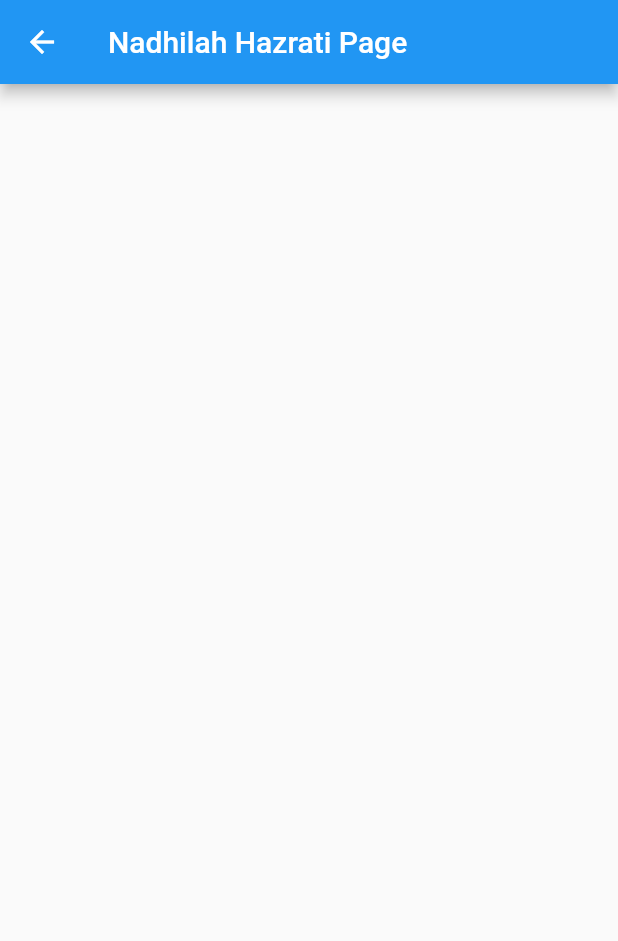
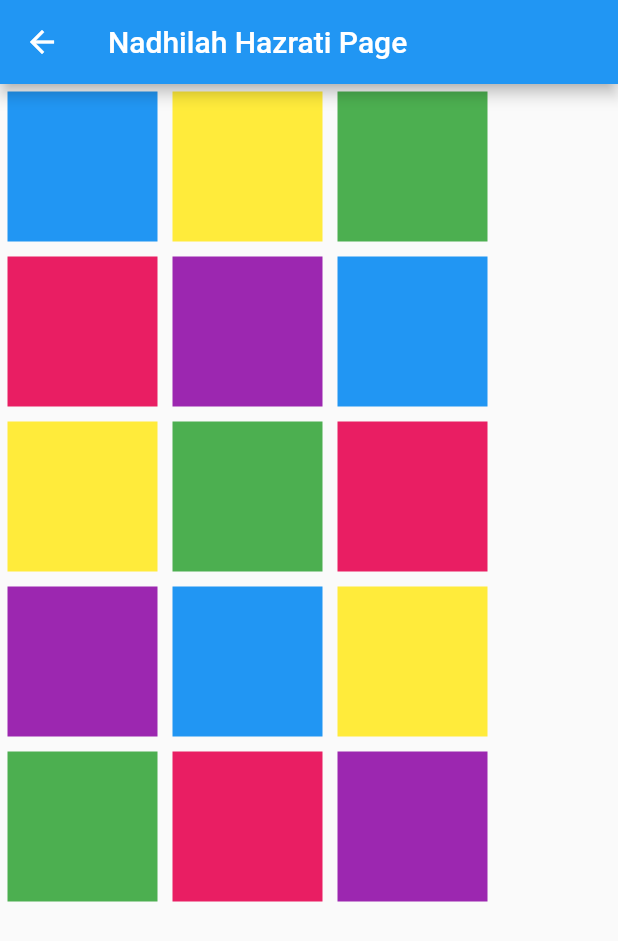
Before and after one commit to NostraCode-Training/nostra_training1, a Flutter app: the NadhilahPage screen opened directly, on a phone screen of 412 x 824 dp. Shown: the top 941 px of the screen. Run offline on Flutter 3.47's test engine with Material 2 defaults, Android fonts, the light colour scheme and no system bars.

Commit message:
add wrap widget

```diff
--- a/lib/pages/nadhilah/nadhilah_page.dart
+++ b/lib/pages/nadhilah/nadhilah_page.dart
@@ -9,6 +9,101 @@ class NadhilahPage extends StatelessWidget {
       appBar: AppBar(
         title: const Text('Nadhilah Hazrati Page'),
       ),
+      body: Wrap(
+        alignment: WrapAlignment.center,
+        children: [
+          Container(
+            margin: const EdgeInsets.all(5),
+            height: 100,
+            width: 100,
+            color: Colors.blue,
+          ),
+          Container(
+            margin: const EdgeInsets.all(5),
+            height: 100,
+            width: 100,
+            color: Colors.yellow,
+          ),
+          Container(
+            margin: const EdgeInsets.all(5),
+            height: 100,
+            width: 100,
+            color: Colors.green,
+          ),
+          Container(
+            margin: const EdgeInsets.all(5),
+            height: 100,
+            width: 100,
+            color: Colors.pink,
+          ),
+          Container(
+            margin: const EdgeInsets.all(5),
+            height: 100,
+            width: 100,
+            color: Colors.purple,
+          ),
+          Container(
+            margin: const EdgeInsets.all(5),
+            height: 100,
+            width: 100,
+            color: Colors.blue,
+          ),
+          Container(
+            margin: const EdgeInsets.all(5),
+            height: 100,
+            width: 100,
+            color: Colors.yellow,
+          ),
+          Container(
+            margin: const EdgeInsets.all(5),
+            height: 100,
+            width: 100,
+            color: Colors.green,
+          ),
+          Container(
+            margin: const EdgeInsets.all(5),
+            height: 100,
+            width: 100,
+            color: Colors.pink,
+          ),
+          Container(
+            margin: const EdgeInsets.all(5),
+            height: 100,
+            width: 100,
+            color: Colors.purple,
+          ),
+          Container(
+            margin: const EdgeInsets.all(5),
+            height: 100,
+            width: 100,
+            color: Colors.blue,
+          ),
+          Container(
+            margin: const EdgeInsets.all(5),
+            height: 100,
+            width: 100,
+            color: Colors.yellow,
+          ),
+          Container(
+            margin: const EdgeInsets.all(5),
+            height: 100,
+            width: 100,
+            color: Colors.green,
+          ),
+          Container(
+            margin: const EdgeInsets.all(5),
+            height: 100,
+            width: 100,
+            color: Colors.pink,
+          ),
+          Container(
+            margin: const EdgeInsets.all(5),
+            height: 100,
+            width: 100,
+            color: Colors.purple,
+          ),
+        ],
+      ),
     );
   }
 }
```
